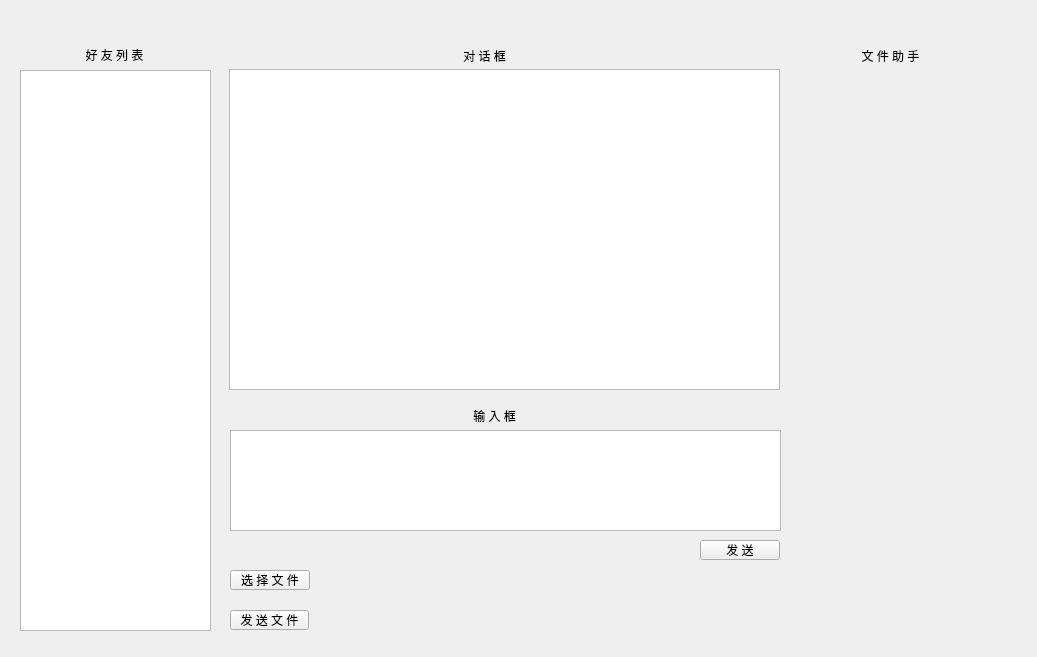
First picture: the form in zmclient/chat.ui, repository minghust/Mingssager, before the edit.
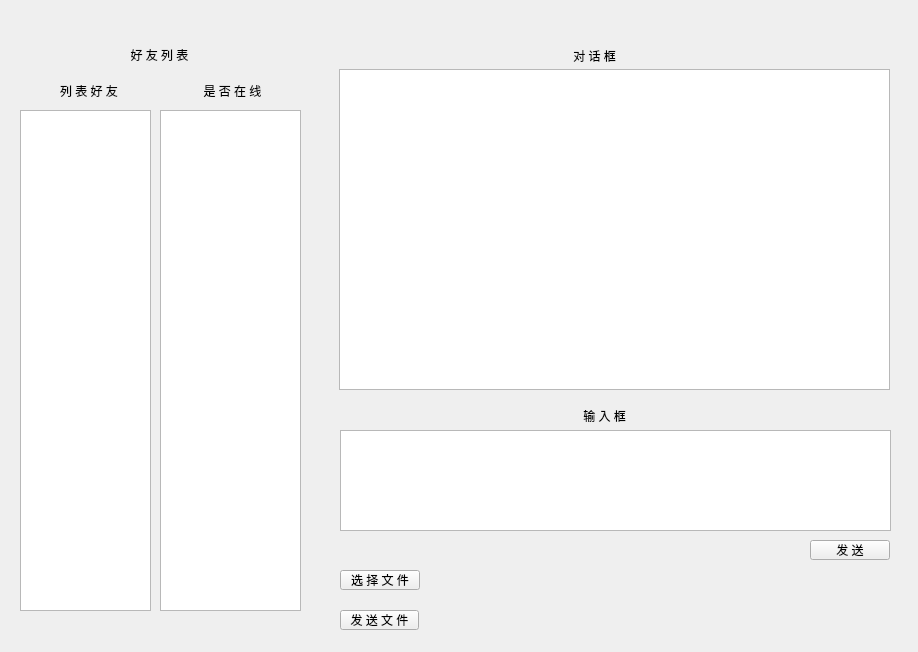
Second picture: the form after the edit.

Commit message: finish isOnline

Diff of the .ui file:
```diff
--- a/zmclient/chat.ui
+++ b/zmclient/chat.ui
@@ -6,32 +6,17 @@
    <rect>
     <x>0</x>
     <y>0</y>
-    <width>1037</width>
-    <height>657</height>
+    <width>918</width>
+    <height>652</height>
    </rect>
   </property>
   <property name="windowTitle">
    <string>Form</string>
   </property>
-  <widget class="QWidget" name="verticalLayoutWidget_3">
-   <property name="geometry">
-    <rect>
-     <x>20</x>
-     <y>70</y>
-     <width>191</width>
-     <height>561</height>
-    </rect>
-   </property>
-   <layout class="QVBoxLayout" name="verticalLayout_3">
-    <item>
-     <widget class="QListWidget" name="friendsList"/>
-    </item>
-   </layout>
-  </widget>
   <widget class="QWidget" name="verticalLayoutWidget_2">
    <property name="geometry">
     <rect>
-     <x>229</x>
+     <x>339</x>
      <y>69</y>
      <width>551</width>
      <height>321</height>
@@ -46,7 +31,7 @@
   <widget class="QLabel" name="label_3">
    <property name="geometry">
     <rect>
-     <x>470</x>
+     <x>580</x>
      <y>410</y>
      <width>54</width>
      <height>12</height>
@@ -59,7 +44,7 @@
   <widget class="QWidget" name="verticalLayoutWidget">
    <property name="geometry">
     <rect>
-     <x>230</x>
+     <x>340</x>
      <y>430</y>
      <width>551</width>
      <height>101</height>
@@ -74,7 +59,7 @@
   <widget class="QLabel" name="label_2">
    <property name="geometry">
     <rect>
-     <x>460</x>
+     <x>570</x>
      <y>50</y>
      <width>54</width>
      <height>12</height>
@@ -89,7 +74,7 @@
     <rect>
      <x>19</x>
      <y>39</y>
-     <width>191</width>
+     <width>281</width>
      <height>31</height>
     </rect>
    </property>
@@ -109,7 +94,7 @@
   <widget class="QPushButton" name="sendmsg">
    <property name="geometry">
     <rect>
-     <x>700</x>
+     <x>810</x>
      <y>540</y>
      <width>80</width>
      <height>20</height>
@@ -122,7 +107,7 @@
   <widget class="QPushButton" name="sendfile">
    <property name="geometry">
     <rect>
-     <x>230</x>
+     <x>340</x>
      <y>610</y>
      <width>79</width>
      <height>20</height>
@@ -135,7 +120,7 @@
   <widget class="QLabel" name="showfilename">
    <property name="geometry">
     <rect>
-     <x>320</x>
+     <x>430</x>
      <y>570</y>
      <width>451</width>
      <height>16</height>
@@ -148,7 +133,7 @@
   <widget class="QPushButton" name="choosefile">
    <property name="geometry">
     <rect>
-     <x>230</x>
+     <x>340</x>
      <y>570</y>
      <width>80</width>
      <height>20</height>
@@ -161,28 +146,27 @@
   <widget class="QWidget" name="verticalLayoutWidget_5">
    <property name="geometry">
     <rect>
-     <x>800</x>
+     <x>20</x>
      <y>70</y>
-     <width>181</width>
-     <height>561</height>
+     <width>281</width>
+     <height>41</height>
     </rect>
    </property>
-   <layout class="QVBoxLayout" name="verticalLayout_5"/>
-  </widget>
-  <widget class="QWidget" name="verticalLayoutWidget_6">
-   <property name="geometry">
-    <rect>
-     <x>800</x>
-     <y>40</y>
-     <width>181</width>
-     <height>31</height>
-    </rect>
-   </property>
-   <layout class="QVBoxLayout" name="verticalLayout_6">
+   <layout class="QHBoxLayout" name="horizontalLayout_2">
+    <item>
+     <widget class="QLabel" name="label_5">
+      <property name="text">
+       <string>列 表 好 友</string>
+      </property>
+      <property name="alignment">
+       <set>Qt::AlignCenter</set>
+      </property>
+     </widget>
+    </item>
     <item>
      <widget class="QLabel" name="label_4">
       <property name="text">
-       <string>文 件 助 手</string>
+       <string>是 否 在 线</string>
       </property>
       <property name="alignment">
        <set>Qt::AlignCenter</set>
@@ -191,6 +175,65 @@
     </item>
    </layout>
   </widget>
+  <widget class="QWidget" name="horizontalLayoutWidget_2">
+   <property name="geometry">
+    <rect>
+     <x>20</x>
+     <y>110</y>
+     <width>131</width>
+     <height>501</height>
+    </rect>
+   </property>
+   <layout class="QHBoxLayout" name="horizontalLayout">
+    <item>
+     <widget class="QListWidget" name="friendsList"/>
+    </item>
+   </layout>
+  </widget>
+  <widget class="QWidget" name="horizontalLayoutWidget_3">
+   <property name="geometry">
+    <rect>
+     <x>160</x>
+     <y>110</y>
+     <width>141</width>
+     <height>501</height>
+    </rect>
+   </property>
+   <layout class="QHBoxLayout" name="horizontalLayout_3">
+    <item>
+     <widget class="QListWidget" name="isOnlineList"/>
+    </item>
+   </layout>
+  </widget>
+  <widget class="QLabel" name="sendto">
+   <property name="geometry">
+    <rect>
+     <x>750</x>
+     <y>46</y>
+     <width>131</width>
+     <height>20</height>
+    </rect>
+   </property>
+   <property name="text">
+    <string/>
+   </property>
+   <property name="alignment">
+    <set>Qt::AlignRight|Qt::AlignTrailing|Qt::AlignVCenter</set>
+   </property>
+  </widget>
+  <widget class="QLabel" name="userName">
+   <property name="geometry">
+    <rect>
+     <x>20</x>
+     <y>15</y>
+     <width>121</width>
+     <height>21</height>
+    </rect>
+   </property>
+   <property name="text">
+    <string/>
+   </property>
+  </widget>
  </widget>
  <resources/>
  <connections/>
```
Left out of the diff: 4 changed lines with no effect on the pictures. The commit also changes 18 other files.
